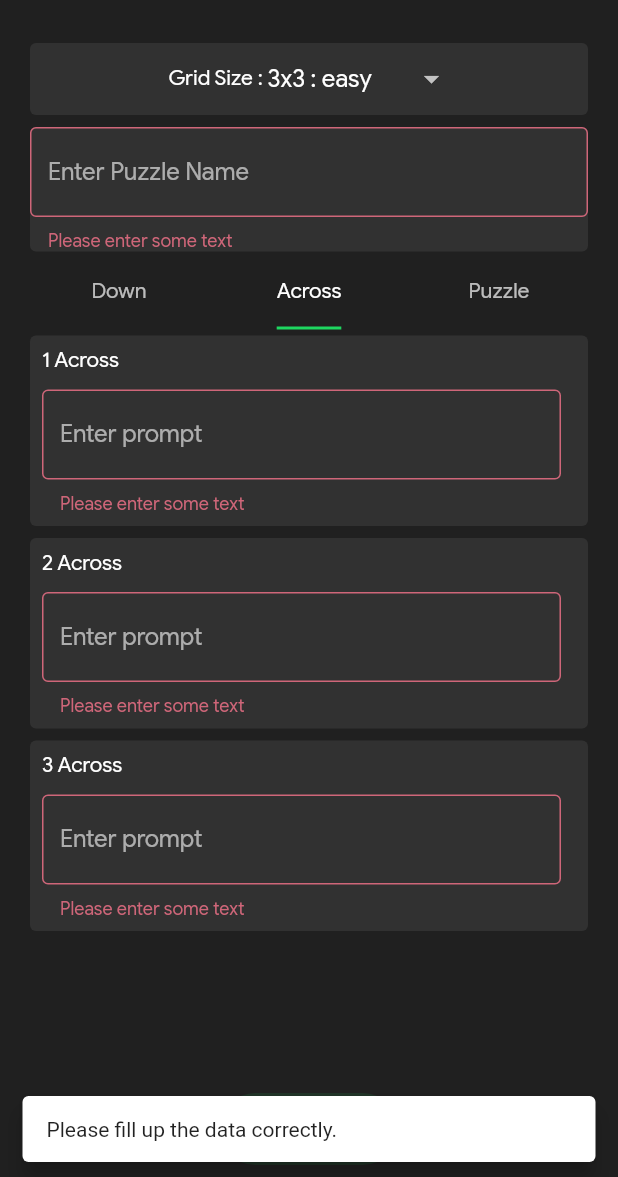
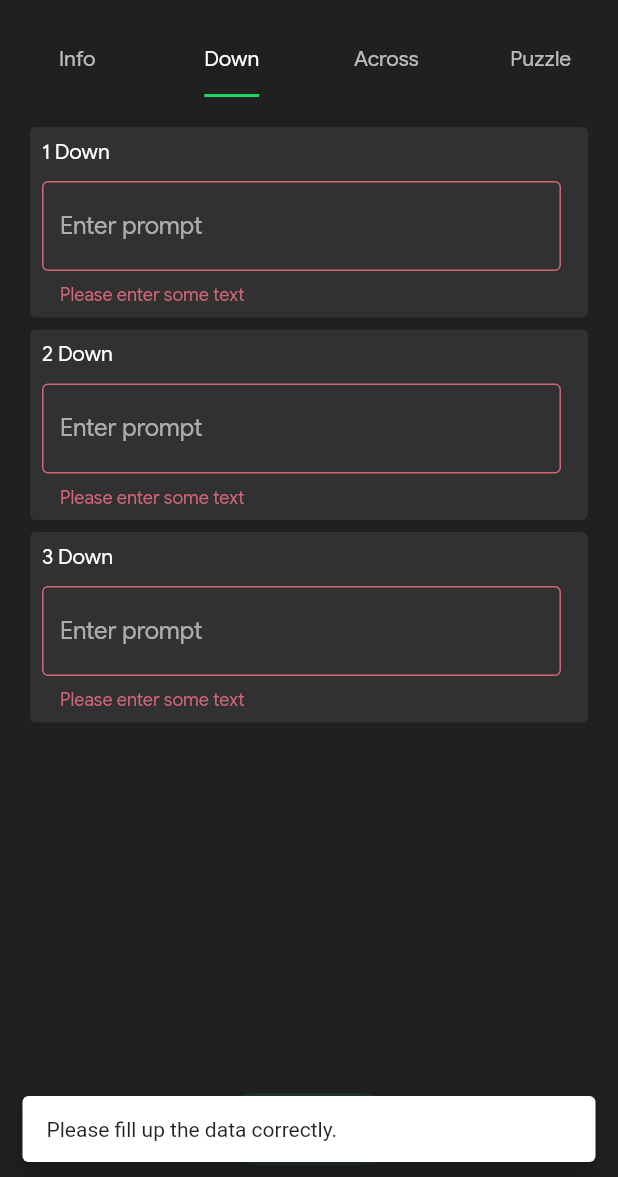
Before and after one commit to bimsina/sliding_crossword, a Flutter app: the CreatePuzzlePage screen opened by its route, tab 2 chosen, after a tap on "Submit", on a phone screen of 412 x 824 dp, the part 59-1236 px from its top. Run offline on Flutter 3.47's test engine with Material 2 defaults, Android fonts, the phone set to English and light mode, and no system bars; our stand-ins replace auto_size_text, cloud_firestore, equatable, firebase_auth, firebase_core, flutter_svg and 3 more; accounts and stored records are empty; generated files the repository leaves out were written again.

```diff
--- a/lib/features/create_puzzle/state/create_puzzle_state.dart
+++ b/lib/features/create_puzzle/state/create_puzzle_state.dart
@@ -22,12 +22,18 @@ class CreatePuzzleState extends ChangeNotifier {
   }
 
   final TextEditingController _puzzleNameController = TextEditingController();
+  final TextEditingController _maxSecondsController = TextEditingController();
+  final TextEditingController _maxMovesController = TextEditingController();
+
   List<TextEditingController> _promptControllers = [];
   List<TextEditingController> _tileControllers = [];
 
   List<TextEditingController> get promptControllers => _promptControllers;
   List<TextEditingController> get tileControllers => _tileControllers;
   TextEditingController get puzzleNameController => _puzzleNameController;
+  TextEditingController get maxSecondsController => _maxSecondsController;
+  TextEditingController get maxMovesController => _maxMovesController;
+
   final User _user;
 
   CreatePuzzleState(this._user) {
@@ -90,6 +96,9 @@ class CreatePuzzleState extends ChangeNotifier {
 
     final _doc = _puzzleCollection.doc();
 
+    final _maxMoves = int.tryParse(_maxMovesController.text);
+    final _maxSeconds = int.tryParse(_maxSecondsController.text);
+
     final CrosswordPuzzle _puzzle = CrosswordPuzzle(
       title: _puzzleNameController.text,
       across: _acrossQuestions,
@@ -97,7 +106,10 @@ class CreatePuzzleState extends ChangeNotifier {
       gridSize: gridSize,
       id: _doc.id,
       authorId: _user.uid,
-        createdAt: DateTime.now());
+      createdAt: DateTime.now(),
+      maxMovesAvailable: _maxMoves,
+      maxSecondsAvailable: _maxSeconds,
+    );
 
     DialogUtils.showCustomLoadingDialog(context);
 
@@ -118,6 +130,8 @@ class CreatePuzzleState extends ChangeNotifier {
   void dispose() {
     _disposeControllers();
     _puzzleNameController.dispose();
+    _maxSecondsController.dispose();
+    _maxMovesController.dispose();
     super.dispose();
   }
 
--- a/lib/features/create_puzzle/ui/create_puzzle_page.dart
+++ b/lib/features/create_puzzle/ui/create_puzzle_page.dart
@@ -17,16 +17,9 @@ class CreatePuzzlePage extends StatelessWidget {
         if (!snapshot.hasData) {
           return const LoginPage();
         }
-        return Scaffold(
-          appBar: AppBar(
-            title: const Text("Create Puzzle"),
-          ),
-          body: SafeArea(
-            child: ChangeNotifierProvider(
+        return ChangeNotifierProvider(
             create: (context) => CreatePuzzleState(snapshot.data!),
-                child: const _CreatePuzzlePagePresenter()),
-          ),
-        );
+            child: const _CreatePuzzlePagePresenter());
       },
     );
   }
@@ -39,16 +32,77 @@ class _CreatePuzzlePagePresenter extends StatelessWidget {
   Widget build(BuildContext context) {
     final _state = Provider.of<CreatePuzzleState>(context);
     return DefaultTabController(
-      length: 3,
+      length: 4,
+      child: Scaffold(
+        appBar: AppBar(
+          title: const Text("Create Puzzle"),
+          bottom: const TabBar(tabs: [
+            Tab(text: "Info"),
+            Tab(text: "Down"),
+            Tab(text: "Across"),
+            Tab(text: "Puzzle"),
+          ]),
+        ),
+        body: SafeArea(
           child: Form(
             key: _state.formKey,
             child: Padding(
-          padding: const EdgeInsets.symmetric(horizontal: 16.0, vertical: 8.0),
+              padding:
+                  const EdgeInsets.symmetric(horizontal: 16.0, vertical: 8.0),
               child: Column(
                 children: <Widget>[
-              // Add TextFormFields and ElevatedButton here.
                   Expanded(
-                child: Column(
+                    key: Key("${_state.gridSize}"),
+                    child: const Padding(
+                      padding: EdgeInsets.only(top: 8.0),
+                      child: TabBarView(
+                        children: [
+                          _PuzzleInfo(),
+                          _PromptAndAnswerTextFields(isAcross: false),
+                          _PromptAndAnswerTextFields(isAcross: true),
+                          _PuzzleTextFields(),
+                        ],
+                      ),
+                    ),
+                  ),
+                  Row(
+                    mainAxisAlignment: MainAxisAlignment.spaceAround,
+                    children: [
+                      FloatingActionButton.extended(
+                        heroTag: 'submit_button',
+                        onPressed: () {
+                          if (_state.formKey.currentState!.validate()) {
+                            _state.uploadPuzzle(context);
+                          } else {
+                            ScaffoldMessenger.of(context).showSnackBar(
+                              const SnackBar(
+                                  content: Text(
+                                      'Please fill up the data correctly.')),
+                            );
+                          }
+                        },
+                        icon: const Icon(Icons.done),
+                        label: const Text('Submit'),
+                      ),
+                    ],
+                  ),
+                ],
+              ),
+            ),
+          ),
+        ),
+      ),
+    );
+  }
+}
+
+class _PuzzleInfo extends StatelessWidget {
+  const _PuzzleInfo({Key? key}) : super(key: key);
+
+  @override
+  Widget build(BuildContext context) {
+    final _state = Provider.of<CreatePuzzleState>(context);
+    return Column(
       children: [
         Card(
           child: Row(
@@ -58,8 +112,7 @@ class _CreatePuzzlePagePresenter extends StatelessWidget {
               DropdownButton<int>(
                 underline: Container(),
                 value: _state.gridSize,
-                            items: PuzzleDifficulty.values
-                                .map((PuzzleDifficulty value) {
+                items: PuzzleDifficulty.values.map((PuzzleDifficulty value) {
                   return DropdownMenuItem<int>(
                     value: value.index + 3,
                     child: Text(
@@ -79,8 +132,7 @@ class _CreatePuzzlePagePresenter extends StatelessWidget {
         Card(
           child: TextFormField(
             controller: _state.puzzleNameController,
-                        decoration: const InputDecoration(
-                            hintText: "Enter Puzzle Name"),
+            decoration: const InputDecoration(hintText: "Enter Puzzle Name"),
             // The validator receives the text that the user has entered.
             validator: (value) {
               if (value == null || value.isEmpty) {
@@ -91,46 +143,40 @@ class _CreatePuzzlePagePresenter extends StatelessWidget {
             },
           ),
         ),
-                    const TabBar(tabs: [
-                      Tab(text: "Down"),
-                      Tab(text: "Across"),
-                      Tab(text: "Puzzle"),
-                    ]),
-                    Expanded(
-                        key: Key("${_state.gridSize}"),
-                        child: const TabBarView(children: [
-                          _PromptAndAnswerTextFields(isAcross: false),
-                          _PromptAndAnswerTextFields(isAcross: true),
-                          _PuzzleTextFields(),
-                        ]))
+        Card(
+          child: TextFormField(
+            controller: _state.maxSecondsController,
+            decoration:
+                const InputDecoration(hintText: "Max Seconds (optional)"),
+            inputFormatters: [
+              FilteringTextInputFormatter.allow(RegExp("[0-9]")),
             ],
+            validator: (value) {
+              if (value == null || value.isEmpty) {
+                return 'Please enter some text';
+              }
+
+              return null;
+            },
           ),
         ),
-              Row(
-                mainAxisAlignment: MainAxisAlignment.spaceAround,
-                children: [
-                  FloatingActionButton.extended(
-                    heroTag: 'submit_button',
-                    onPressed: () {
-                      if (_state.formKey.currentState!.validate()) {
-                        _state.uploadPuzzle(context);
-                      } else {
-                        ScaffoldMessenger.of(context).showSnackBar(
-                          const SnackBar(
-                              content:
-                                  Text('Please fill up the data correctly.')),
-                        );
+        Card(
+          child: TextFormField(
+            controller: _state.maxMovesController,
+            decoration: const InputDecoration(hintText: "Max Moves (optional)"),
+            inputFormatters: [
+              FilteringTextInputFormatter.allow(RegExp("[0-9]")),
+            ],
+            validator: (value) {
+              if (value == null || value.isEmpty) {
+                return 'Please enter some text';
               }
+
+              return null;
             },
-                    icon: const Icon(Icons.done),
-                    label: const Text('Submit'),
+          ),
         ),
       ],
-              ),
-            ],
-          ),
-        ),
-      ),
     );
   }
 }
@@ -152,8 +198,7 @@ class _PuzzleTextFields extends StatelessWidget {
           itemCount: _state.gridSize * _state.gridSize - 1,
           itemBuilder: (BuildContext context, int index) {
             return Card(
-              child: LayoutBuilder(builder: (context, constraints) {
-                return Center(
+                child: Center(
               child: Padding(
                 padding: const EdgeInsets.all(8.0),
                 child: TextFormField(
@@ -163,11 +208,9 @@ class _PuzzleTextFields extends StatelessWidget {
                   ),
                   textAlign: TextAlign.center,
                   textAlignVertical: TextAlignVertical.center,
-
                   inputFormatters: [
                     LengthLimitingTextInputFormatter(1),
-                        FilteringTextInputFormatter.allow(
-                            RegExp("[0-9a-zA-Z]")),
+                    FilteringTextInputFormatter.allow(RegExp("[0-9a-zA-Z]")),
                   ],
                   // The validator receives the text that the user has entered.
                   validator: (value) {
@@ -179,9 +222,7 @@ class _PuzzleTextFields extends StatelessWidget {
                   },
                 ),
               ),
-                );
-              }),
-            );
+            ));
           },
         ),
       ),
--- a/lib/features/puzzle/ui/game_end_page.dart
+++ b/lib/features/puzzle/ui/game_end_page.dart
@@ -24,8 +24,8 @@ class GameEndPage extends StatelessWidget {
   Widget build(BuildContext context) {
     return Scaffold(
       appBar: AppBar(),
-      body: Container(
-        alignment: Alignment.center,
+      body: Center(
+        child: Container(
           constraints: const BoxConstraints(maxWidth: 500),
           child: Column(
             crossAxisAlignment: CrossAxisAlignment.center,
@@ -84,6 +84,7 @@ class GameEndPage extends StatelessWidget {
             ],
           ),
         ),
+      ),
     );
   }
 }
--- a/lib/features/puzzle/ui/widgets/timer_and_moves.dart
+++ b/lib/features/puzzle/ui/widgets/timer_and_moves.dart
@@ -16,7 +16,7 @@ class TimerAndMoves extends StatelessWidget {
         Row(
           mainAxisAlignment: MainAxisAlignment.center,
           children: [
-            const Icon(Icons.timer, size: 30),
+            const Icon(Icons.hourglass_bottom, size: 30),
             const SizedBox(width: 8),
             if (_puzzleState.puzzle is CrosswordPuzzle)
               const _TotalDuration()
--- a/lib/main.dart
+++ b/lib/main.dart
@@ -7,6 +7,7 @@ import 'package:go_router/go_router.dart';
 import 'package:provider/provider.dart';
 import 'package:sliding_crossword/core/state/user_state.dart';
 import 'package:sliding_crossword/core/theme/state/theme_notifier.dart';
+import 'features/puzzles_list/state/puzzles_list_state.dart';
 import 'router.dart';
 import 'firebase_options.dart';
 
@@ -19,7 +20,8 @@ void main() async {
 
   runApp(MultiProvider(providers: [
     ChangeNotifierProvider(create: (_) => UserState()),
-    ChangeNotifierProvider(create: (_) => ThemeNotifier())
+    ChangeNotifierProvider(create: (_) => ThemeNotifier()),
+    ChangeNotifierProvider(create: (_) => PuzzleListState()),
   ], child: const MyApp()));
 }
 
```
Also changed, not shown: lib/features/menu/ui/menu_page.dart (+24 -0 lines), lib/features/puzzle/ui/widgets/puzzle_widget.dart (+8 -8 lines), lib/features/puzzles_list/models/puzzles_list_filter.dart (+22 -2 lines), lib/features/puzzles_list/state/puzzles_list_state.dart (+24 -11 lines), lib/features/puzzles_list/ui/puzzles_list_page.dart (+7 -20 lines). Lines whose indentation alone changed are shown as unchanged.
